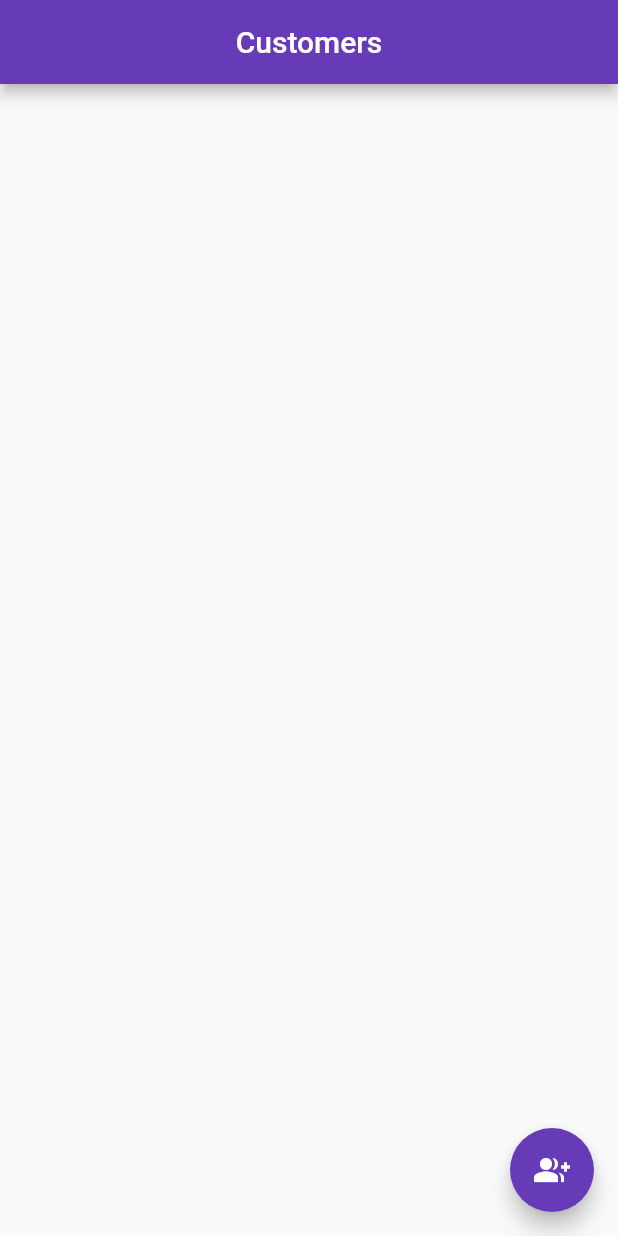
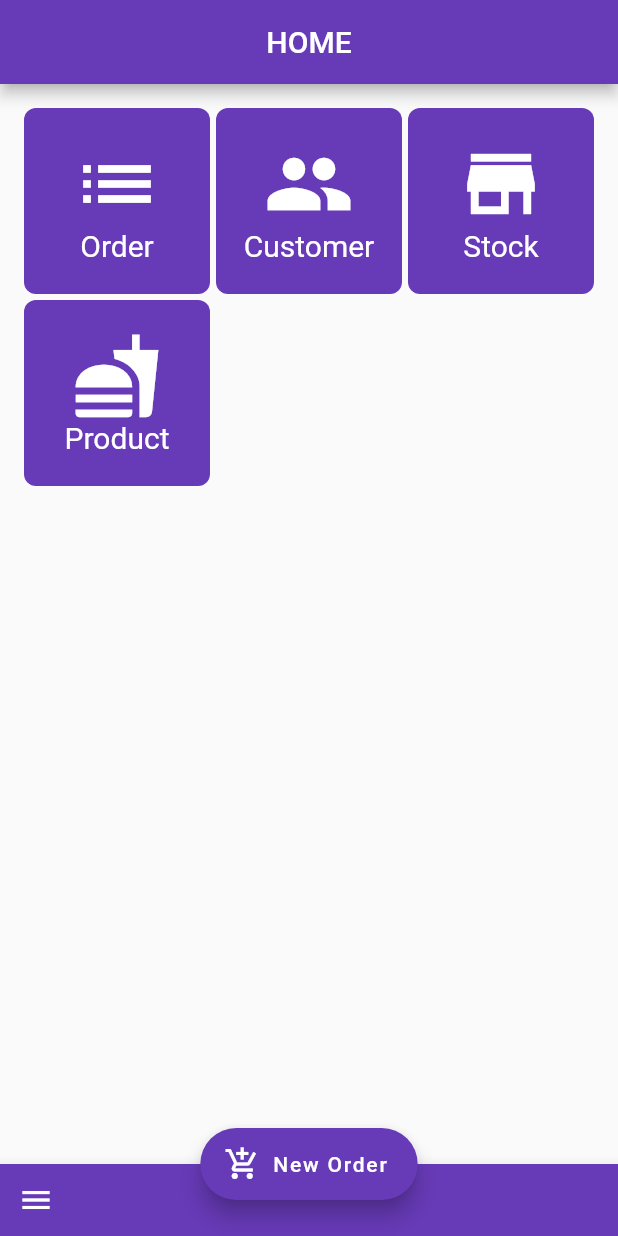
Before and after one commit to VathnaDev/order-app, a Flutter app: the screen it shows after launch, on a phone screen of 412 x 824 dp. Run offline on Flutter 3.47's test engine with Material 2 defaults, Android fonts, the phone set to English and light mode, and no system bars; our stand-ins replace rxdart, sqflite; accounts and stored records are empty.

Commit message:
Added Dash Board

```diff
--- a/lib/main.dart
+++ b/lib/main.dart
@@ -1,4 +1,5 @@
 import 'package:flutter/material.dart';
+import 'package:order_app/src/pages/home/home.dart';
 
 import 'src/pages/customer/customers_page.dart';
 
@@ -12,7 +13,7 @@ class App extends StatelessWidget {
       theme: ThemeData(
         primarySwatch: Colors.deepPurple,
       ),
-      home: CustomersPage(),
+      home: HomePage(),
     );
   }
 }
--- /dev/null
+++ b/lib/src/pages/home/home.dart
@@ -0,0 +1,46 @@
+import 'package:flutter/material.dart';
+import 'package:order_app/src/pages/home/home_menu.dart';
+
+class HomePage extends StatefulWidget {
+  @override
+  _HomePageState createState() => _HomePageState();
+}
+
+class _HomePageState extends State<HomePage> {
+  @override
+  Widget build(BuildContext context) {
+    return Scaffold(
+      appBar: AppBar(
+        centerTitle: true,
+        title: Text("HOME"),
+      ),
+      body: Container(
+        child: HomeMenu(),
+      ),
+      floatingActionButton: FloatingActionButton.extended(
+        onPressed: () {},
+        isExtended: true,
+        label: Text("New Order"),
+        icon: Icon(
+          Icons.add_shopping_cart,
+        ),
+      ),
+      floatingActionButtonLocation: FloatingActionButtonLocation.centerDocked,
+      bottomNavigationBar: BottomAppBar(
+        notchMargin: 0,
+        color: Theme.of(context).primaryColor,
+        child: Row(
+          children: <Widget>[
+            IconButton(
+              icon: Icon(
+                Icons.menu,
+                color: Colors.white,
+              ),
+              onPressed: () {},
+            ),
+          ],
+        ),
+      ),
+    );
+  }
+}
--- /dev/null
+++ b/lib/src/pages/home/home_menu.dart
@@ -0,0 +1,45 @@
+import 'package:flutter/material.dart';
+import 'package:order_app/src/pages/customer/customers_page.dart';
+import 'package:order_app/src/pages/home/menu_grid_item.dart';
+
+class HomeMenu extends StatelessWidget {
+  const HomeMenu({
+    Key key,
+  }) : super(key: key);
+
+  @override
+  Widget build(BuildContext context) {
+    return GridView.count(
+      padding: EdgeInsets.symmetric(vertical: 16, horizontal: 16),
+      crossAxisCount: 3,
+      crossAxisSpacing: 4,
+      mainAxisSpacing: 4,
+      children: <Widget>[
+        MenuGridItem(
+          icon: Icons.list,
+          title: "Order",
+          onTap: () {},
+        ),
+        MenuGridItem(
+          icon: Icons.people,
+          title: "Customer",
+          onTap: () {
+            Navigator.of(context).push(
+              MaterialPageRoute(builder: (_) => CustomersPage()),
+            );
+          },
+        ),
+        MenuGridItem(
+          icon: Icons.store_mall_directory,
+          title: "Stock",
+          onTap: () {},
+        ),
+        MenuGridItem(
+          icon: Icons.fastfood,
+          title: "Product",
+          onTap: () {},
+        ),
+      ],
+    );
+  }
+}
--- /dev/null
+++ b/lib/src/pages/home/menu_grid_item.dart
@@ -0,0 +1,42 @@
+import 'package:flutter/material.dart';
+
+class MenuGridItem extends StatelessWidget {
+  final IconData icon;
+  final String title;
+  final Function onTap;
+
+  const MenuGridItem({
+    Key key,
+    @required this.icon,
+    @required this.title,
+    @required this.onTap,
+  }) : super(key: key);
+  @override
+  Widget build(BuildContext context) {
+    final theme = Theme.of(context);
+    return Material(
+      borderRadius: BorderRadius.circular(8),
+      color: theme.primaryColor,
+      child: InkWell(
+        onTap: this.onTap,
+        child: Column(
+          mainAxisAlignment: MainAxisAlignment.center,
+          children: <Widget>[
+            Icon(
+              icon,
+              color: Colors.white,
+              size: 60,
+            ),
+            Text(
+              title,
+              style: TextStyle(
+                color: Colors.white,
+                fontSize: 20,
+              ),
+            ),
+          ],
+        ),
+      ),
+    );
+  }
+}
```
